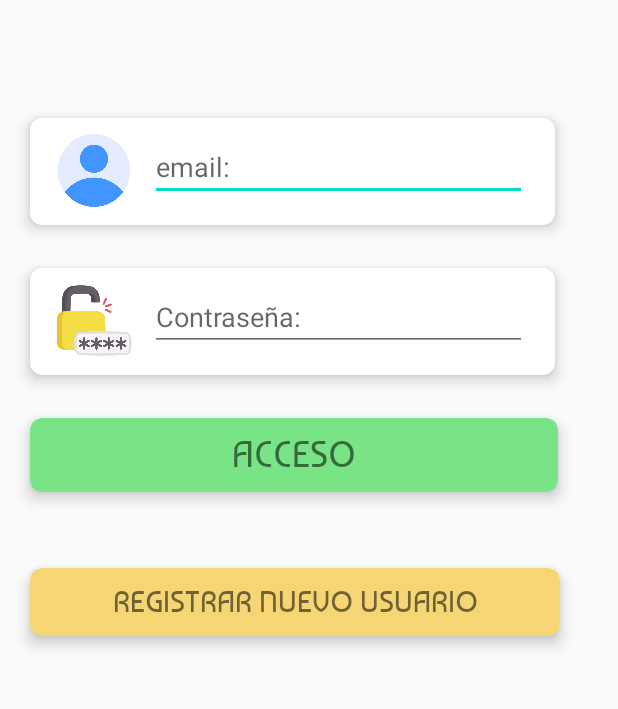
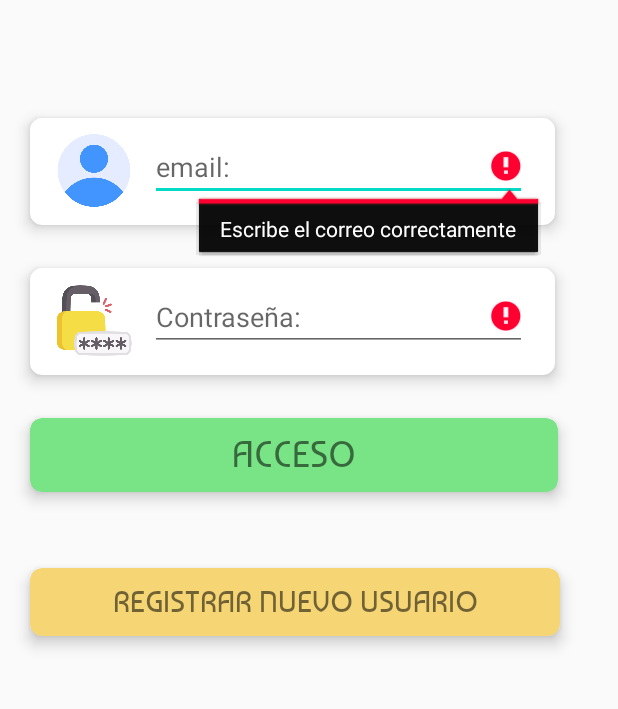
Before and after one commit to cury009/AgendaFotografica, an Android app: the screen it shows after launch (LoginActivity), after a tap on "ACCESO", on a phone screen of 412 x 824 dp, the part 182-891 px from its top. Run offline under Robolectric (Android 15) with nearby library versions, the phone set to English and light mode, and no system bars; our stand-ins replace Firebase (no records; nobody signed in at launch, a user with empty details on screens opened directly).

Commit message:
Sesion 18 28/02/2022 2h
Trabajar en la memoria
Validar campos correos y contraseña en LoginActivity.java

```diff
--- a/app/build.gradle
+++ b/app/build.gradle
@@ -5,6 +5,9 @@ plugins {
 android {
     compileSdk 31
 
+    buildFeatures {
+        viewBinding = true
+    }
     defaultConfig {
         applicationId "com.example.agendafotografica"
         minSdk 21
--- a/app/src/main/java/com/example/agendafotografica/actividades/modelos/EventoDB.java
+++ b/app/src/main/java/com/example/agendafotografica/actividades/modelos/EventoDB.java
@@ -54,7 +54,8 @@ public class EventoDB {
         ArrayList<Evento> eventos = new ArrayList<Evento>();
         try {
             //System.out.println("entra al try al obtener?");
-            String ordenSQL = "SELECT * FROM evento WHERE correo like  ?"; //es el sql para obtenerlo
+            //String ordenSQL = "SELECT * FROM evento WHERE correo like  ?"; //es el sql para obtenerlo
+            String ordenSQL = "SELECT * FROM evento WHERE fecha AND hora like  ?, ? "; //es el sql para obtenerlo
             PreparedStatement sentencia = conexion.prepareStatement(ordenSQL); //crea una sentencia preparada de evento
 
              sentencia.setString(1, correo);
--- a/app/src/main/java/com/example/agendafotografica/actividades/vistas/LoginActivity.java
+++ b/app/src/main/java/com/example/agendafotografica/actividades/vistas/LoginActivity.java
@@ -2,17 +2,17 @@ package com.example.agendafotografica.actividades.vistas;
 
 import androidx.annotation.NonNull;
 import androidx.appcompat.app.AppCompatActivity;
+import androidx.core.util.PatternsCompat;
 
 import android.content.Intent;
 import android.os.Bundle;
 import android.util.Log;
+import android.util.Patterns;
 import android.view.View;
 import android.widget.EditText;
 import android.widget.Toast;
 
 import com.example.agendafotografica.R;
-import com.example.agendafotografica.actividades.clases.Evento;
-import com.example.agendafotografica.actividades.clases.Usuario;
 import com.google.android.gms.auth.api.signin.GoogleSignIn;
 import com.google.android.gms.auth.api.signin.GoogleSignInClient;
 import com.google.android.gms.auth.api.signin.GoogleSignInOptions;
@@ -22,16 +22,18 @@ import com.google.firebase.auth.AuthResult;
 import com.google.firebase.auth.FirebaseAuth;
 import com.google.firebase.auth.FirebaseUser;
 
-import java.io.Serializable;
+import java.util.regex.Matcher;
+import java.util.regex.Pattern;
 
 public class LoginActivity extends AppCompatActivity {
 
-    public static final String ENVIAR_CORREO_LOGIN ="nombre";
+    //variable
+    public static final String ENVIAR_CORREO_LOGIN = "nombre";
 
 
     //private Button btnSignIn;
-    private EditText edt_email;
-    private EditText edt_clave;
+    private EditText edt_email; //aqui se guardará en memoria el correo
+    private EditText edt_clave; //aqui se guardará en memoria la contraseña
     //Constante
     int RC_SIGN_IN = 1;
     String TAG = "GoogleSignIn";
@@ -41,10 +43,12 @@ public class LoginActivity extends AppCompatActivity {
     private GoogleSignInClient mGoogleSignInClient;
 
 
+
+
     @Override
     protected void onCreate(Bundle savedInstanceState) {
         super.onCreate(savedInstanceState);
-        setContentView(R.layout.activity_login);
+        setContentView(R.layout.activity_login); //enlazamos layout
 
         //emparejar objetos del diseño con la clase java
         edt_email = findViewById(R.id.edtEmail);
@@ -67,46 +71,93 @@ public class LoginActivity extends AppCompatActivity {
 
 
 
+    }
 
+    private boolean validateEmailAddress (EditText edt_email) {
+        String email = String.valueOf(edt_email.getText());
+        if(!email.isEmpty() && Patterns.EMAIL_ADDRESS.matcher(email).matches()) {
 
+            return true;
+        }
+        else {
+
+            edt_email.setError("Escribe el correo correctamente");
+            edt_email.requestFocus();
+            return false;
+        }
+    }
+    private boolean validatePassword (EditText edt_clave) {
+        String password = String.valueOf(edt_clave.getText());
+        if(!password.isEmpty()) {
+
+            return true;
+        }
+        else {
+
+            edt_clave.setError("Escribe una contraseña");
+            edt_clave.requestFocus();
+            return false;
+        }
     }
 
     public void loguearse(View view) {
+
+        validateEmailAddress(edt_email);
+        validatePassword(edt_clave);
         String email = String.valueOf(edt_email.getText());
         String password = String.valueOf(edt_clave.getText());
+        /*if(email.equals("")){
+            edt_email.setError("Escribe el correo");
+            edt_email.requestFocus();
+        }
+        else if (android.util.Patterns.EMAIL_ADDRESS.matcher(email).matches()){
+            edt_email.setError("Escribe un correo valido");
+            edt_email.requestFocus();
+        }*/
+        //else {
+        if (validateEmailAddress(edt_email) == true && validatePassword(edt_clave) == true) {
             mAuth.signInWithEmailAndPassword(email, password)
+
                     .addOnCompleteListener(this, new OnCompleteListener<AuthResult>() {
                         @Override
                         public void onComplete(@NonNull Task<AuthResult> task) {
-                        if (task.isSuccessful()) {
+                            if (task.isSuccessful()) {  //si tarea es correcta--> entra
                                 // Sign in success, update UI with the signed-in user's information
                                 Log.i("firebasedb", "signInWithEmail:success");
-                            Toast.makeText(LoginActivity.this, "Exito!", Toast.LENGTH_SHORT).show();
+                                Toast.makeText(LoginActivity.this, "Exito!", Toast.LENGTH_SHORT).show(); //muestra en pantalla un mensaje
                                 FirebaseUser user = mAuth.getCurrentUser();
                                 //updateUI(user);
-                            //.out.println("se ve?" + user.getEmail());
-                            //String correo_enviarLogin = edt_email.getText().toString();
-                            //String correo_enviarLogin =user.getEmail(); //recoger email
-                            //Usuario u = new Usuario(correo_enviarLogin); //Clase Usuario. Pasamos al constructor el string usuario para guardarlo.
-                            Intent intent = new Intent(LoginActivity.this, MainActivity.class);
-                            intent.putExtra(ENVIAR_CORREO_LOGIN, user.getEmail());
 
-                            startActivity(intent);
+                                Intent intent = new Intent(LoginActivity.this, MainActivity.class); //aqui crea una nueva petaña
+                                intent.putExtra(ENVIAR_CORREO_LOGIN, user.getEmail()); //pasamos correo a la siguinete pantalla
 
-                        } else {
+                                startActivity(intent); //inicia pantalla
+                                finish(); //cierra pantalla
+
+                            } else { //si la tarea es incorrecta
                                 // If sign in fails, display a message to the user.
                                 Log.i("firebasedb", "Datos incorrectos", task.getException());
-                            Toast.makeText(LoginActivity.this, "signInWithEmail:failure", Toast.LENGTH_SHORT).show();
-                            // updateUI(null);
+                                Toast.makeText(LoginActivity.this, "inicio de sesion incorrectos", Toast.LENGTH_SHORT).show();
+                                //muestra un mensaje en pantalla
+
                             }
                         }
                     });
+            //}
+
+        }
+        else {
+            Toast.makeText(LoginActivity.this, "fallo", Toast.LENGTH_LONG).show(); ;
+        }
         }
 
-    public void registrar(View view)
-    {
-        System.out.println("aqui accede¿?");
-        Intent i = new Intent(LoginActivity.this, RegistrarActivity.class);
+
+
+
+    //botón registrar
+    public void registrar(View view) {
+
+        Intent i = new Intent(LoginActivity.this, RegistrarActivity.class); //crea una vista a Registrar Activity
         startActivity(i);
 
         String email = String.valueOf(edt_email.getText()).trim();
@@ -137,6 +188,7 @@ public class LoginActivity extends AppCompatActivity {
         FirebaseAuth.getInstance().signOut();
     }
 
+}
 
     //========================================================================================================firebase google
     /*
@@ -215,6 +267,7 @@ public class LoginActivity extends AppCompatActivity {
         startActivityForResult(signInIntent, RC_SIGN_IN);
     }*/
 
+    /*
     //método boton google
     public void loginGoogle (View view) {
         Intent signInIntent = mGoogleSignInClient.getSignInIntent();
@@ -222,7 +275,7 @@ public class LoginActivity extends AppCompatActivity {
         startActivityForResult(signInIntent, RC_SIGN_IN);
         Intent i = new Intent(LoginActivity.this, MainActivity.class);
         startActivity(i);
-    }
+    }*/
     //método pasar al MainActivity
     /*public void irMainActivity (View view){
 
@@ -230,4 +283,4 @@ public class LoginActivity extends AppCompatActivity {
         startActivity(i);
     }*/
 
-}
+//}
--- a/app/src/main/java/com/example/agendafotografica/actividades/vistas/SplashActivity.java
+++ b/app/src/main/java/com/example/agendafotografica/actividades/vistas/SplashActivity.java
@@ -14,21 +14,23 @@ import java.sql.Connection;
 
 public class SplashActivity extends AppCompatActivity {
 
+    //Activity de la animación. Al iniciar empezará cargando un icono de la aplicación
     @Override
     protected void onCreate(Bundle savedInstanceState) {
         super.onCreate(savedInstanceState);
-        setContentView(R.layout.activity_splash);
+        setContentView(R.layout.activity_splash); //emlazar con el layout
 
         new Handler().postDelayed(new Runnable() {
             @Override
             public void run() {
                 Intent intent = new Intent(SplashActivity.this, LoginActivity.class); //indica a que actividad redigira
+                //en este caso abre LoginActivity
                 //Intent intent = new Intent(SplashActivity.this, LoginActivity.class); //indica a que actividad redigira
-                startActivity(intent);
-                finish();
+                startActivity(intent); //inicia
+                finish(); //cierra Activity
 
 
             }
-        },3000); //tiempo para redirigir
+        },3000); //tiempo para redirigir en milisengundos
     }
 }
```
Lines whose indentation alone changed are shown as unchanged.
